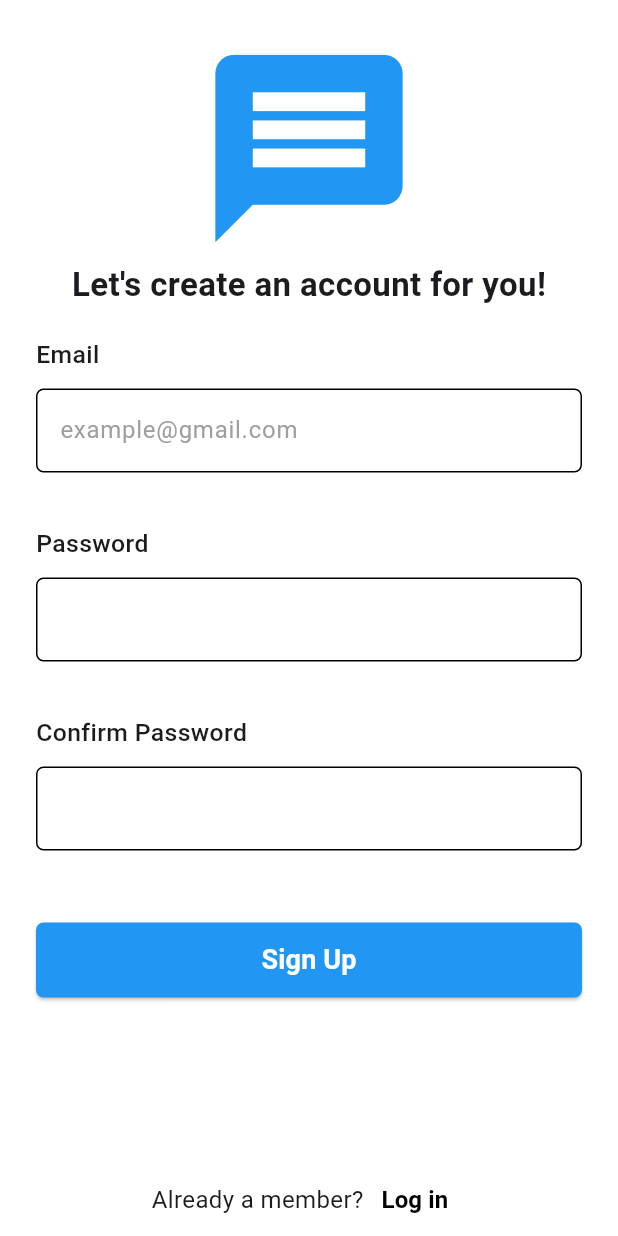
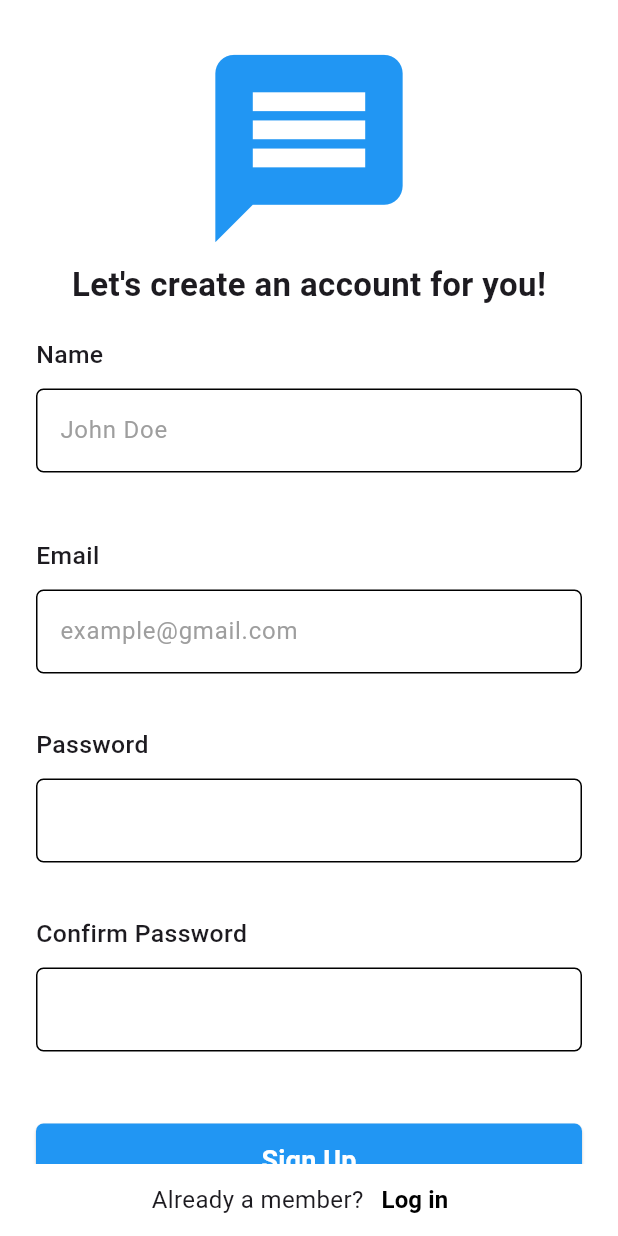
Before and after one commit to DanielLeke/Parrot-Chat-app, a Flutter app: the screen it shows after launch, on a phone screen of 412 x 824 dp. Run offline on Flutter 3.47's test engine with Material 3 defaults, Android fonts, the phone set to English and light mode, and no system bars; our stand-ins replace cloud_firestore, firebase_auth, firebase_core; accounts and stored records are empty; Roboto replaces fonts that are missing (DM Sans).

Commit message:
Added a name field to the signup page

```diff
--- a/lib/pages/chatpage.dart
+++ b/lib/pages/chatpage.dart
@@ -23,7 +23,7 @@ class _ChatpageState extends State<Chatpage> {
       backgroundColor: Colors.white,
       appBar: AppBar(
         centerTitle: true,
-        foregroundColor: Colors.blue,
+        foregroundColor: Colors.white,
         backgroundColor: Colors.blue,
         title: Text(widget.receiverUserEmail),
       ),
--- a/lib/pages/signup.dart
+++ b/lib/pages/signup.dart
@@ -21,6 +21,11 @@ class Signup extends StatelessWidget {
                 Padding(
                   padding: EdgeInsets.only(top: 24.0),
                   child: Header(),
+                ),
+                Padding(
+                  padding:
+                      EdgeInsets.only(top: 20, left: 24, right: 24, bottom: 24),
+                  child: Name(),
                 ),
                 Padding(
                   padding:
@@ -63,6 +68,46 @@ class Header extends StatelessWidget {
           style: TextStyle(
               fontFamily: "DM Sans", fontWeight: FontWeight.bold, fontSize: 22),
         )
+      ],
+    );
+  }
+}
+
+class Name extends StatelessWidget {
+  const Name({super.key});
+
+  @override
+  Widget build(BuildContext context) {
+    return Column(
+      crossAxisAlignment: CrossAxisAlignment.start,
+      children: [
+        const Text(
+          "Name",
+          style: TextStyle(
+              fontWeight: FontWeight.w500,
+              fontSize: 16.5,
+              fontFamily: 'DM Sans'),
+        ),
+        const SizedBox(
+          height: 10,
+        ),
+        TextField(
+          controller: _emailController,
+          cursorColor: Colors.black,
+          decoration: InputDecoration(
+            hintText: 'John Doe',
+            hintStyle:
+                const TextStyle(fontFamily: "DM Sans", color: Colors.grey),
+            enabledBorder: OutlineInputBorder(
+                borderSide: const BorderSide(
+                    color: Colors.black, style: BorderStyle.solid),
+                borderRadius: BorderRadius.circular(5.0)),
+            focusedBorder: OutlineInputBorder(
+                borderSide: const BorderSide(
+                    color: Colors.blue, style: BorderStyle.solid),
+                borderRadius: BorderRadius.circular(5.0)),
+          ),
+        ),
       ],
     );
   }
```
